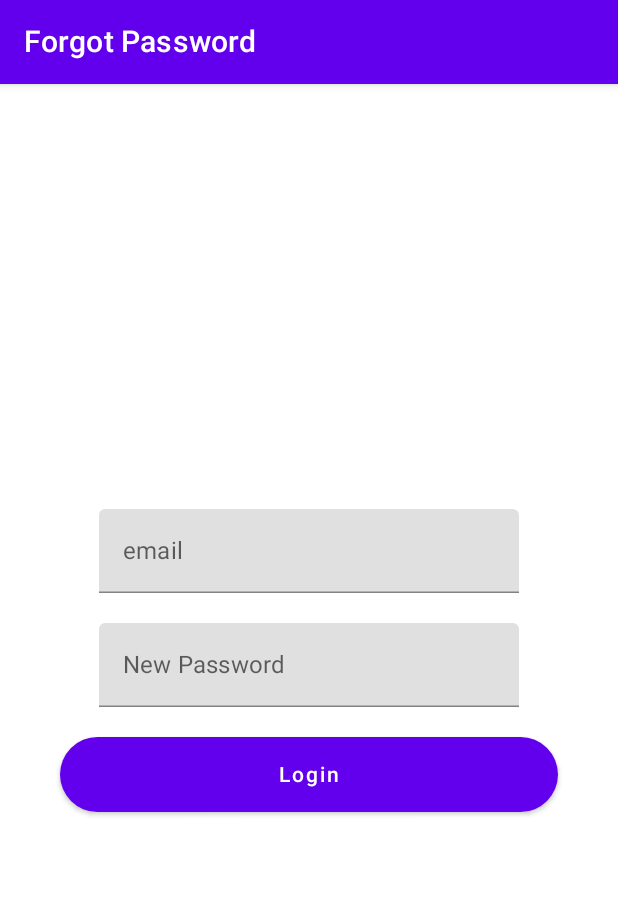
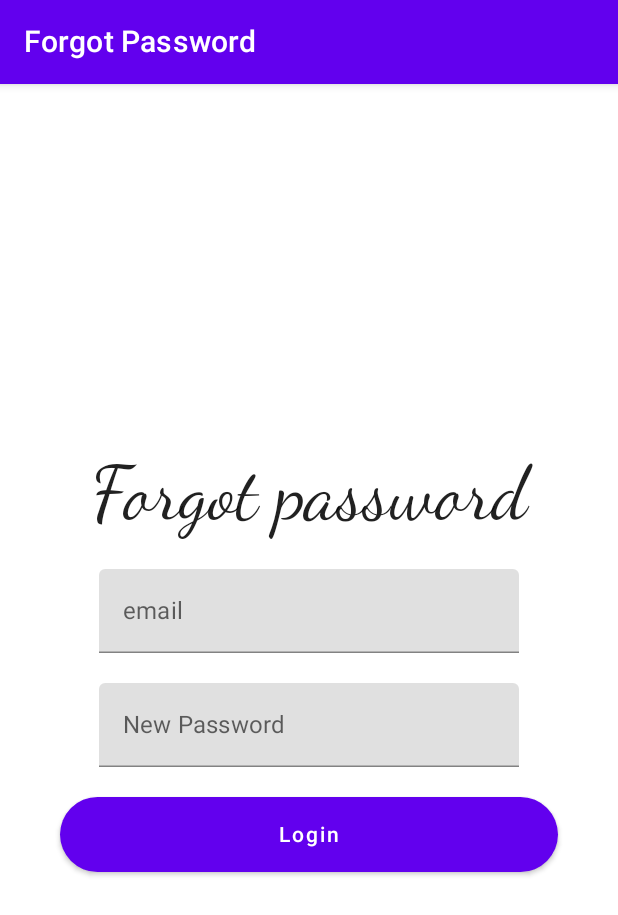
Before and after one commit to Ashley077/MonitorUI, an Android app built with Jetpack Compose: the composable ScaffoldForgotPassword shown on its own in the app's theme, on a phone screen of 412 x 824 dp. Shown: the top 915 px of the screen. Run offline under Robolectric (Android 15) with nearby library versions, the phone set to English and light mode, and no system bars.

Commit message:
忘記密碼頁面

```diff
--- a/app/src/main/java/com/example/myapplication/screen/ForgotPassword.kt
+++ b/app/src/main/java/com/example/myapplication/screen/ForgotPassword.kt
@@ -47,7 +47,12 @@ fun ScaffoldForgotPassword(navController: NavHostController){
                 val email = remember { mutableStateOf(TextFieldValue()) }
                 val password = remember { mutableStateOf(TextFieldValue()) }
 
+                Text(
+                    text = "Forgot password",
+                    style = TextStyle(fontSize = 50.sp, fontFamily = FontFamily.Cursive)
+                )
 
+                Spacer(modifier = Modifier.height(20.dp))
                 TextField(
                     label = { Text(text = "email") },
                     value =email .value,
```
